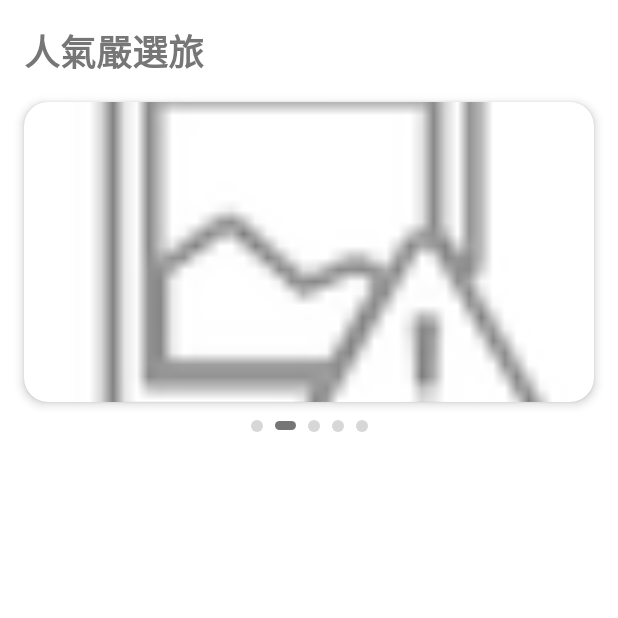
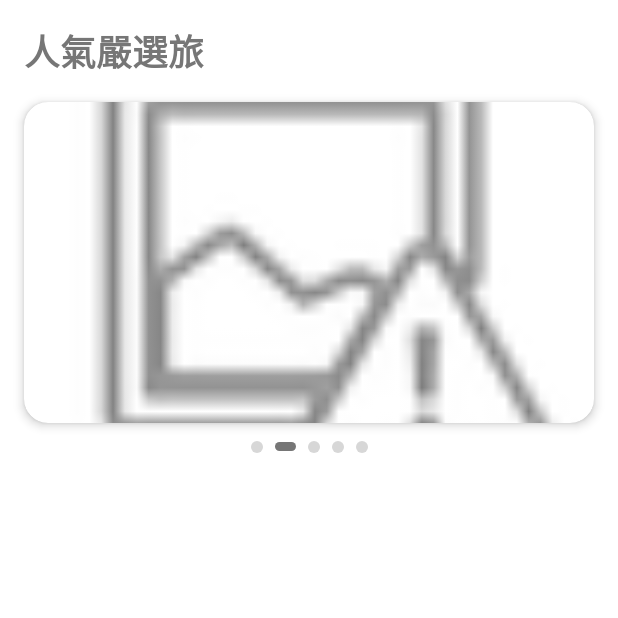
Before and after one commit to leanderliu-create/bannerpractice, an Android app: the screen it shows after launch (MainActivity), on a phone screen of 412 x 824 dp, the top half of it. Run offline under Robolectric (Android 15) with nearby library versions, the phone set to English and light mode, and no system bars.

Commit message:
比例調整

```diff
--- a/app/src/main/res/layout/fragment_banner.xml
+++ b/app/src/main/res/layout/fragment_banner.xml
@@ -22,12 +22,13 @@
     <androidx.cardview.widget.CardView
         android:id="@+id/cardViewBanner"
         android:layout_width="0dp"
-        android:layout_height="200dp"
+        android:layout_height="0dp"
         android:layout_marginStart="16dp"
         android:layout_marginTop="16dp"
         android:layout_marginEnd="16dp"
         app:cardCornerRadius="16dp"
         app:cardElevation="4dp"
+        app:layout_constraintDimensionRatio="16:9"
         app:layout_constraintEnd_toEndOf="parent"
         app:layout_constraintStart_toStartOf="parent"
         app:layout_constraintTop_toBottomOf="@+id/tTitle">
```
